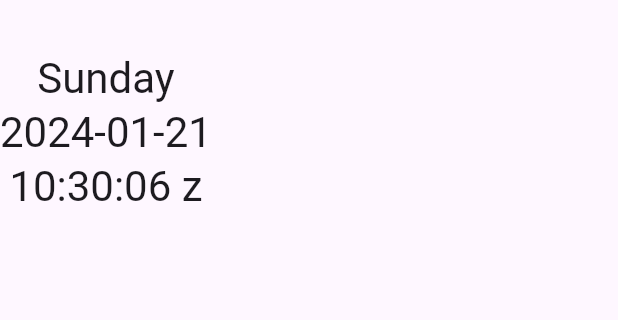
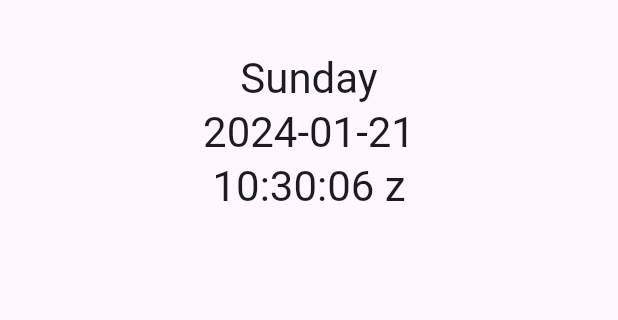
Before and after one commit to NR5P/ham_radio_gps_grid_display, a Flutter app: the screen it shows after launch, on a phone screen of 412 x 824 dp, the part 63-383 px from its top. Run offline on Flutter 3.47's test engine with Material 3 defaults, Android fonts, the phone set to English and light mode, and no system bars; our stand-ins replace geolocator.

Commit message:
centering and putting the text in the right place

```diff
--- a/lib/main.dart
+++ b/lib/main.dart
@@ -107,7 +107,8 @@ class _MyHomePageState extends State<MyHomePage> {
       appBar: AppBar(
         title: Text(widget.title!),
       ),
-          body: Column(
+      body: Center(
+        child: Column(
       mainAxisAlignment: MainAxisAlignment.spaceBetween, // Aligns children with space in between
       children: <Widget>[
         // Top part for day, date, and time
@@ -137,33 +138,7 @@ class _MyHomePageState extends State<MyHomePage> {
           ),
         ),
       ],
-    ),
-    /*
-      body: Center(
-        child: Column(
-          mainAxisAlignment: MainAxisAlignment.center,
-          children: <Widget>[
-            Text(
-              dayOfWeek,
-              style: Theme.of(context).textTheme.headline4,
-            ),
-            Text(
-              date,
-              style: Theme.of(context).textTheme.headline4,
-            ),
-            Text(
-              currentTime,
-              style: Theme.of(context).textTheme.headline4,
-            ),
-            SizedBox(height: 20),
-            Text(
-              gridSquare,
-              style: Theme.of(context).textTheme.headline4,
-            ),
-          ],
-        ),
-      ),
-      */
+    )),
     );
   }
 }
```
